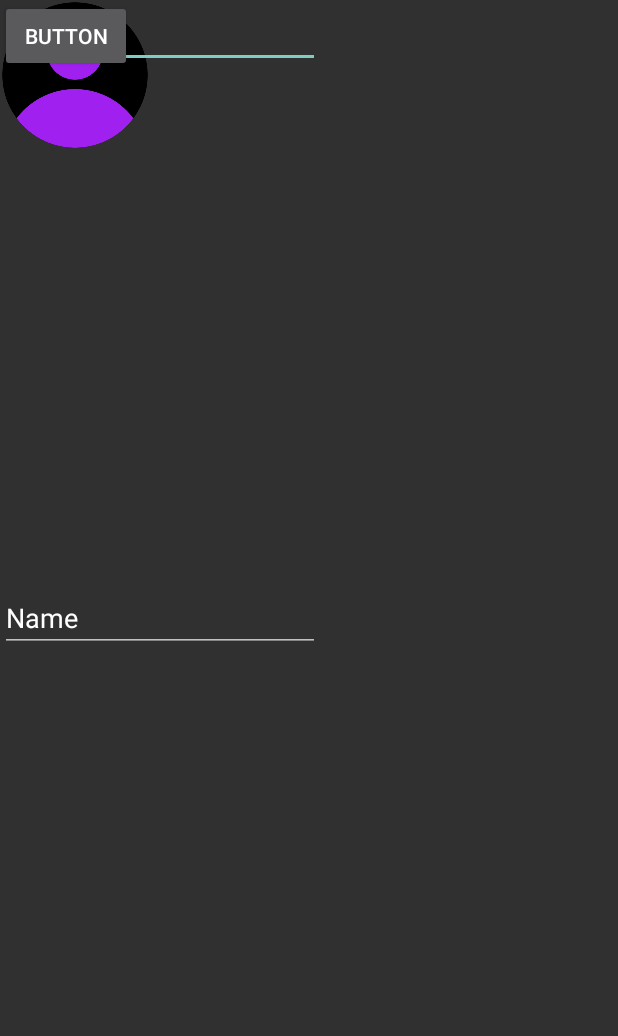
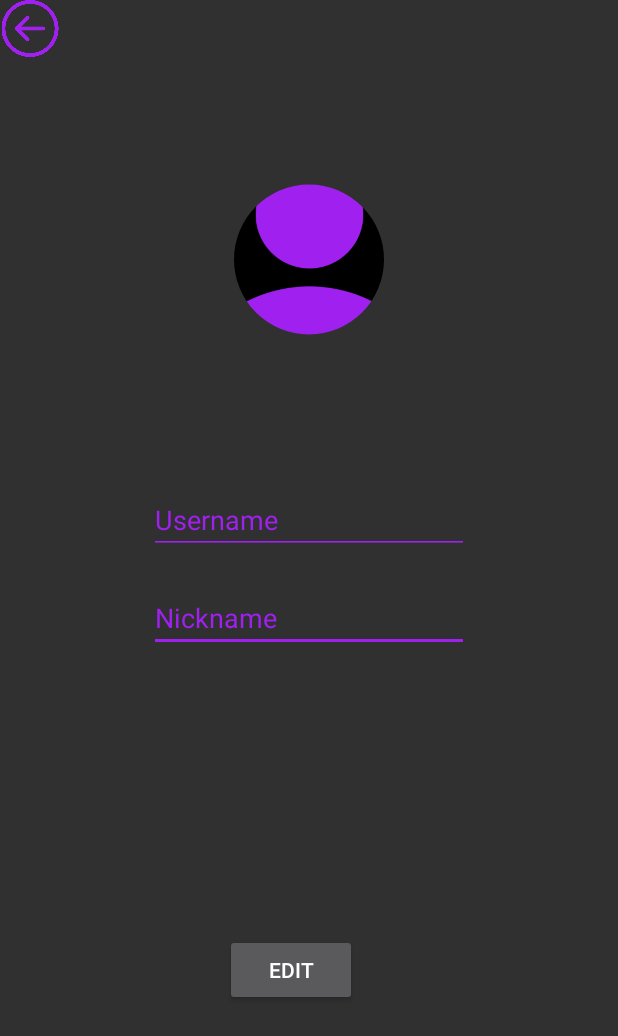
Before and after one commit to Hudaifa59/login, an Android app: the layout fragment_editprofile.xml on its own in the app's theme, with its tools: preview values and no code run, on a phone screen of 412 x 824 dp. Shown: the top 1036 px of the screen. Run offline under Robolectric (Android 15) with nearby library versions, the phone set to English and light mode, and no system bars.

Commit message:
Edit button

```diff
--- a/app/src/main/java/com/example/Adapters/CommentAdapter.java
+++ b/app/src/main/java/com/example/Adapters/CommentAdapter.java
@@ -123,7 +123,6 @@ public class CommentAdapter extends RecyclerView.Adapter<CommentAdapter.MyViewHo
                     DocumentReference userRef = fbs.getFire().collection("Comments").document(commentspa.get(position));
                     userRef.get()
                             .addOnSuccessListener((DocumentSnapshot documentSnapshot) -> {
-
                                 if (documentSnapshot.exists()) {
                                     ArrayList<String> likes=comments.get(position).getLike();
                                     likes.add(fbs.getAuth().getCurrentUser().getEmail());
--- a/app/src/main/java/com/example/Main/UserFrag.java
+++ b/app/src/main/java/com/example/Main/UserFrag.java
@@ -52,14 +52,12 @@ public class UserFrag extends Fragment {
     private String pfpath;
     private User us;
     private Bitmap Image;
-    boolean h;
     private Profile pf;
     private FirebaseServices fbs;
     private Button btndone;
     private ImageView imgp;
     private EditText ename,enick,ephone;
     private Spinner gender;
-
     // TODO: Rename parameter arguments, choose names that match
     // the fragment initialization parameters, e.g. ARG_ITEM_NUMBER
     private static final String ARG_PARAM1 = "param1";
@@ -117,8 +115,8 @@ public class UserFrag extends Fragment {
         fbs=FirebaseServices.getInstance();
         btndone=getView().findViewById(R.id.Done);
         imgp = getView().findViewById(R.id.profileimage);
-        ename = getView().findViewById(R.id.Username);
-        enick = getView().findViewById(R.id.enickname);
+        ename = getView().findViewById(R.id.Usernameed);
+        enick = getView().findViewById(R.id.enicknameed);
         ephone = getView().findViewById(R.id.ephone);
         gender = getView().findViewById(R.id.gendersp);
         imgp.setOnClickListener(new View.OnClickListener() {
--- a/app/src/main/res/layout/fragment_editprofile.xml
+++ b/app/src/main/res/layout/fragment_editprofile.xml
@@ -10,41 +10,66 @@
         android:layout_width="match_parent"
         android:layout_height="match_parent">
 
+        <ImageView
+            android:id="@+id/backbtnsett"
+            android:layout_width="40dp"
+            android:layout_height="38dp"
+            android:src="@drawable/purplebutton"
+            app:layout_constraintStart_toStartOf="parent"
+            app:layout_constraintTop_toTopOf="parent" />
+
         <de.hdodenhof.circleimageview.CircleImageView
-            android:id="@+id/circlebabe"
+            android:id="@+id/proedit"
             android:layout_width="100dp"
-            android:layout_height="100dp"
+            android:layout_height="0dp"
+            android:layout_marginTop="77dp"
+            android:layout_marginBottom="55dp"
             android:src="@drawable/user"
-            tools:layout_editor_absoluteX="155dp"
-            tools:layout_editor_absoluteY=" 77dp" />
+            app:layout_constraintBottom_toTopOf="@+id/Usernameed"
+            app:layout_constraintEnd_toEndOf="parent"
+            app:layout_constraintStart_toStartOf="parent"
+            app:layout_constraintTop_toTopOf="parent" />
 
         <Button
-            android:id="@+id/button"
+            android:id="@+id/editco"
             android:layout_width="wrap_content"
             android:layout_height="wrap_content"
-            android:text="Button"
-            tools:layout_editor_absoluteX="150dp"
-            tools:layout_editor_absoluteY="530dp" />
+            android:layout_marginStart="150dp"
+            android:layout_marginBottom="153dp"
+            android:text="Edit"
+            app:layout_constraintBottom_toBottomOf="parent"
+            app:layout_constraintStart_toStartOf="parent"
+            app:layout_constraintTop_toBottomOf="@+id/Usernameed" />
 
         <EditText
-            android:id="@+id/editTextText"
+            android:id="@+id/enicknameed"
             android:layout_width="wrap_content"
             android:layout_height="wrap_content"
+            android:backgroundTint="#A020F0"
             android:ems="10"
-            android:inputType="text"
-            android:text="Name"
-            tools:layout_editor_absoluteX="77dp"
-            tools:layout_editor_absoluteY="268dp" />
+            android:hint="Nickname"
+            android:inputType="textPersonName"
+            android:textColor="#a020f0"
+            android:textColorHint="#a020f0"
+            app:layout_constraintBottom_toBottomOf="parent"
+            app:layout_constraintEnd_toEndOf="parent"
+            app:layout_constraintStart_toStartOf="parent"
+            app:layout_constraintTop_toTopOf="parent" />
 
         <EditText
-            android:id="@+id/editTextText2"
+            android:id="@+id/Usernameed"
             android:layout_width="wrap_content"
             android:layout_height="wrap_content"
+            android:layout_marginBottom="253dp"
+            android:backgroundTint="#A020F0"
             android:ems="10"
-            android:inputType="text"
-            android:text="Name"
-            app:layout_constraintBottom_toBottomOf="parent"
-            app:layout_constraintTop_toTopOf="parent"
-            tools:layout_editor_absoluteX="77dp" />
+            android:hint="Username"
+            android:inputType="textPersonName"
+            android:textColor="#a020f0"
+            android:textColorHint="#a020f0"
+            app:layout_constraintBottom_toTopOf="@+id/editco"
+            app:layout_constraintStart_toStartOf="@+id/enicknameed"
+            app:layout_constraintTop_toBottomOf="@+id/proedit" />
+
     </androidx.constraintlayout.widget.ConstraintLayout>
 </FrameLayout>
```
Also changed, not shown: app/src/main/java/com/example/myapplication/Editprofile.java (+252 -0 lines), app/src/main/java/com/example/myapplication/Settings.java (+8 -1 lines), app/src/main/res/layout/fragment_user.xml (+8 -8 lines).
